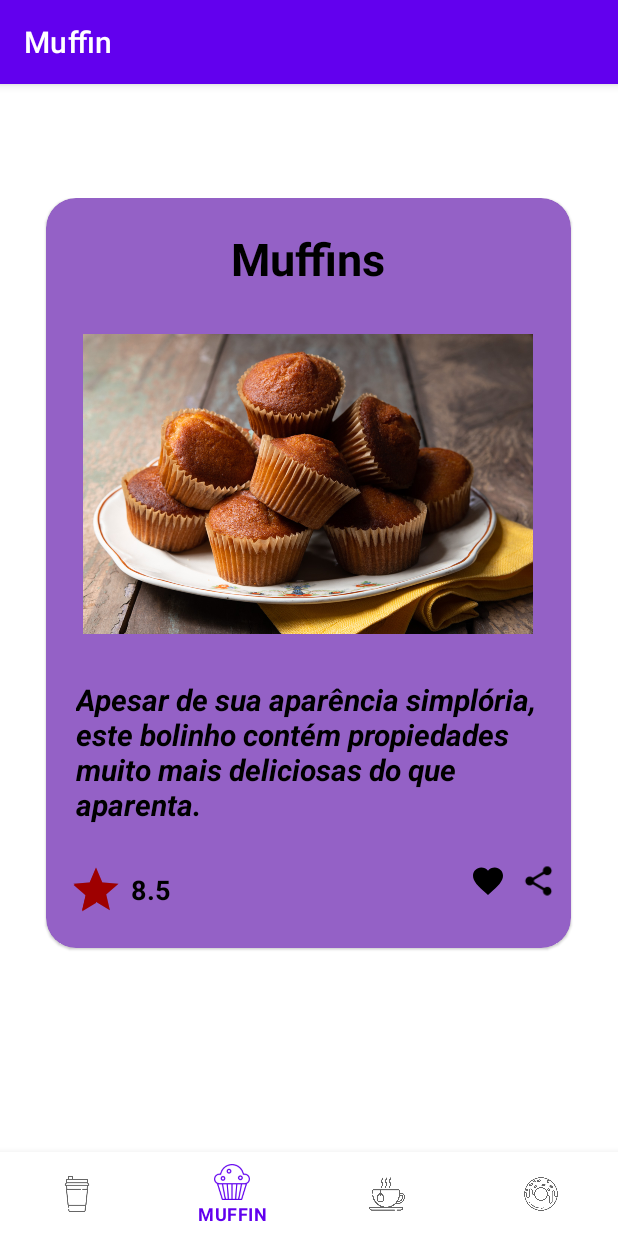
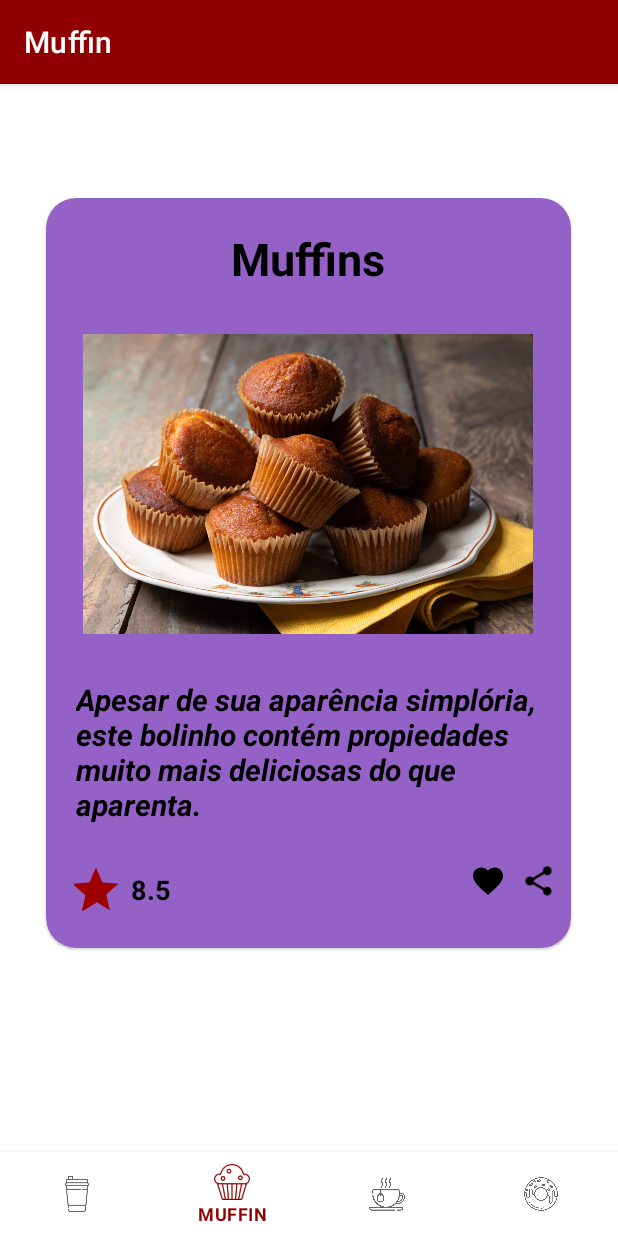
Before and after one commit to Yan-Sena/MyCoffee, an Android app: the screen it shows after launch (MainActivity), item 2 of the bottom bar chosen, on a phone screen of 412 x 824 dp. Run offline under Robolectric (Android 15) with nearby library versions, the phone set to English and light mode, and no system bars; our stand-ins replace navigation-ui.

Commit message:
Mudando as cores.

```diff
--- a/app/src/main/res/values/colors.xml
+++ b/app/src/main/res/values/colors.xml
@@ -1,8 +1,8 @@
 <?xml version="1.0" encoding="utf-8"?>
 <resources>
-    <color name="purple_200">#FFBB86FC</color>
-    <color name="purple_500">#FF6200EE</color>
-    <color name="purple_700">#FF3700B3</color>
+    <color name="purple_200">#F83737</color>
+    <color name="purple_500">#910000</color>
+    <color name="purple_700">#B80F0F</color>
     <color name="teal_200">#9E0000</color>
     <color name="teal_700">#FF018786</color>
     <color name="black">#FF000000</color>
```
